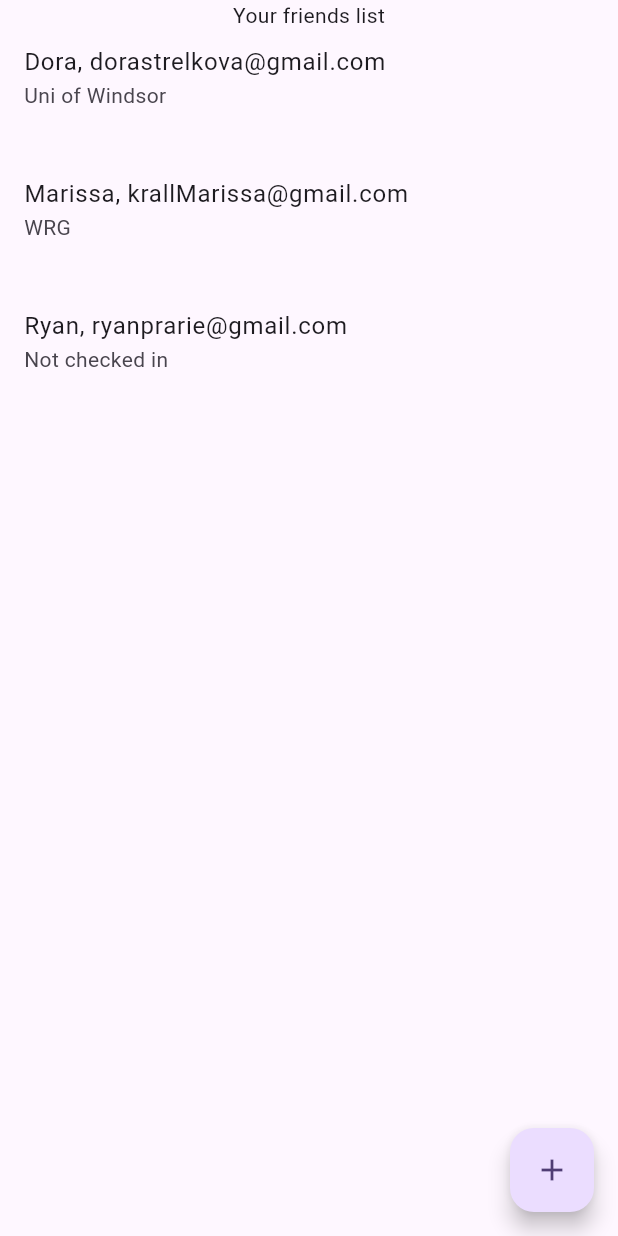
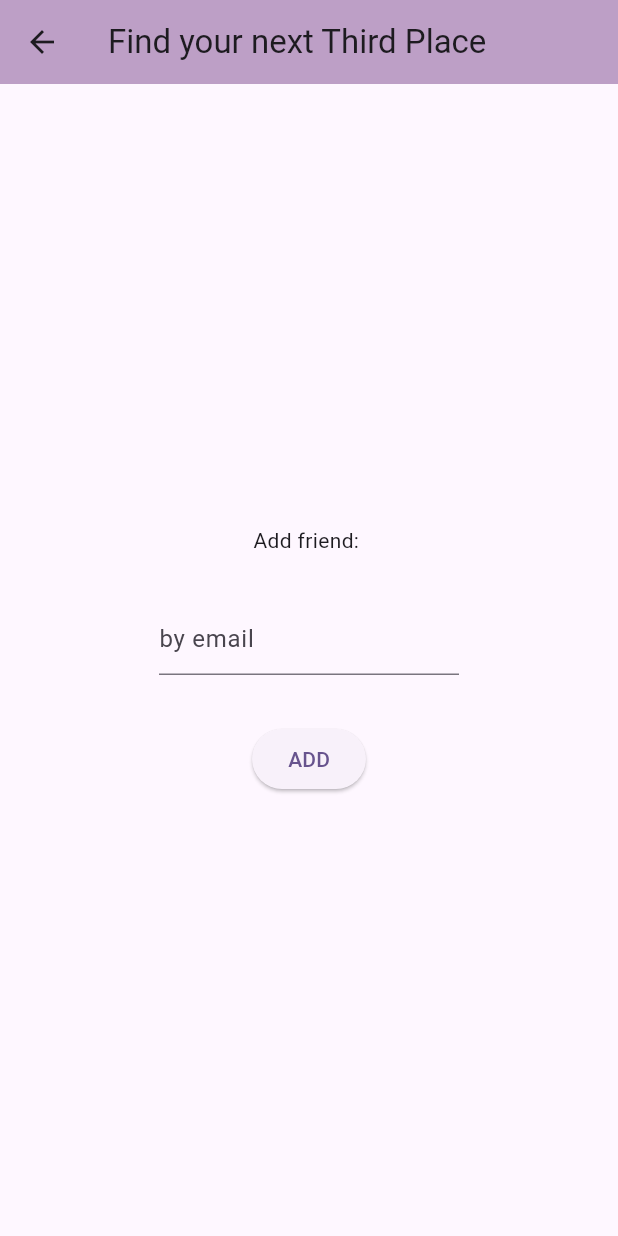
Before and after one commit to miranda0129/winhacks_2024, a Flutter app: the FriendsListWidget screen opened directly, after a tap on the "add" icon, on a phone screen of 412 x 824 dp. Run offline on Flutter 3.47's test engine with Material 3 defaults, Android fonts, the phone set to English and light mode, and no system bars; our stand-ins replace google_maps_flutter; missing offline and left inert: flutter_google_places, google_api_headers, google_maps_webservice.

Commit message:
Add friend page & getFriends (it's JUST A LIST shh)

```diff
--- a/lib/model/friend.dart
+++ b/lib/model/friend.dart
@@ -14,4 +14,16 @@ class Friend {
   String getLocationDisplay() {
     return checkedIn ? place : "Not checked in";
   }
+
+  static List<Friend> getFriends() {
+    return [
+      Friend(name: "Dora", checkedIn: true, place: "Uni of Windsor", email: "dorastrelkova@gmail.com"),
+      Friend(name: "Marissa", checkedIn: true, place: "WRG", email: "krallMarissa@gmail.com"),
+      Friend(name: "Ryan", checkedIn: false, place:"", email: "ryanprarie@gmail.com")
+    ];
+  }
+
+  void displayFriendRequest(String email) {
+
+  }
 }
--- /dev/null
+++ b/lib/screens/add_friend_widget.dart
@@ -0,0 +1,82 @@
+import 'package:flutter/material.dart';
+
+class AddFriendWidget extends StatefulWidget {
+  const AddFriendWidget({super.key});
+
+  @override
+  State<AddFriendWidget> createState() => _AddFriendWidgetState();
+}
+
+class _AddFriendWidgetState extends State<AddFriendWidget> {
+  final TextEditingController emailTextField = TextEditingController();
+  bool alertBoxActive = false;
+
+  @override
+  Widget build(BuildContext context) {
+    return Scaffold(
+      appBar: AppBar(
+        backgroundColor: const Color.fromARGB(98, 101, 33, 117),
+        title: const Text('Find your next Third Place'),
+        elevation: 2,
+      ),
+      body: Center(
+        child: Column(
+          mainAxisAlignment: MainAxisAlignment.center,
+          children: [
+            const Text("Add friend: "),
+             SizedBox(
+                    width: 200,
+                    child: TextField(
+                      controller: emailTextField,
+                      decoration: const InputDecoration(
+                          //border: OutlineInputBorder(),
+                          hintText: 'by email',
+                          alignLabelWithHint: true,
+                      ),
+                    ),
+                  ),
+            ElevatedButton(
+              onPressed: () {
+                _showAlertDialog(context);
+
+              },
+              child: const Text('ADD'),
+            ),
+          ].map((widget) => Padding(
+              padding: const EdgeInsets.all(16),
+              child: widget,
+              )).toList(),
+        ),
+      ),
+    );
+  }
+
+  void _showAlertDialog(BuildContext context) {
+    showDialog(
+      context: context,
+      builder: (BuildContext context) {
+        return AlertDialog(
+          title: const Text("Friend request sent!"),
+          content: const Text('You will receive their check-ins when they accept.'),
+          actions: [
+            TextButton(
+              onPressed: () {
+                //cheeseeeeeed
+                sendFriendRequest(emailTextField.text);
+
+                // Close the alert dialog
+                Navigator.of(context).pop();
+                Navigator.of(context).pop();
+              },
+              child: Text('OK'),
+            ),
+          ],
+        );
+      },
+    );
+  }
+
+  void sendFriendRequest(String email) {
+
+  }
+}
--- a/lib/screens/friend_list_widget.dart
+++ b/lib/screens/friend_list_widget.dart
@@ -1,5 +1,6 @@
 import 'package:flutter/material.dart';
 import 'package:winhacks_2024/model/friend.dart';
+import 'package:winhacks_2024/screens/add_friend_widget.dart';
 
 class FriendsListWidget extends StatefulWidget {
   const FriendsListWidget({super.key});
@@ -9,10 +10,7 @@ class FriendsListWidget extends StatefulWidget {
 }
 
 class _FriendsListWidgetState extends State<FriendsListWidget> {
-   List<Friend> friendsList = [
-    Friend(name: "Dora", checkedIn: true, place: "Uni of Windsor", email: "dorastrelkova@gmail.com"),
-    Friend(name: "Marissa", checkedIn: true, place: "WRG", email: "krallMarissa@gmail.com"),
-    Friend(name: "Ryan", checkedIn: false, place:"", email: "ryanprarie@gmail.com")];
+   List<Friend> friendsList = Friend.getFriends();
 
 
   @override
@@ -20,12 +18,19 @@ class _FriendsListWidgetState extends State<FriendsListWidget> {
     return Scaffold(
       body: Center(
         child: Column(
+          mainAxisAlignment: MainAxisAlignment.center,
           children: [
             const Text(
-              'Your friends list'
+              'Your friends list',
+              style: TextStyle(
+                  fontSize: 24.0, // Adjust the font size
+                  fontWeight: FontWeight.bold, // Make it bold
+                  fontFamily: 'Roboto', // Use a specific font family if needed
+                ),
             ),
             Expanded(
               child: ListView.builder(
+                scrollDirection: Axis.vertical,
                 itemCount: friendsList.length,
                 itemBuilder: (context, index) {
                   return ListTile(
@@ -42,9 +47,12 @@ class _FriendsListWidgetState extends State<FriendsListWidget> {
 
       floatingActionButton: FloatingActionButton(
             onPressed: () {
-              print('pressed');
-            },
-            tooltip: 'Increment',
+              Navigator.push(
+                context,
+                MaterialPageRoute(builder: (context) => const AddFriendWidget()),
+              );
+          },
+            tooltip: 'Add friend',
             child: const Icon(Icons.add),
           ),
     );
```
